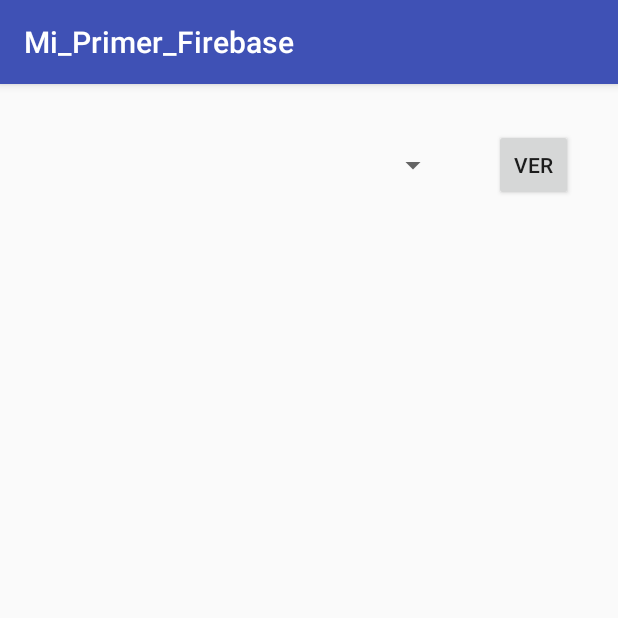
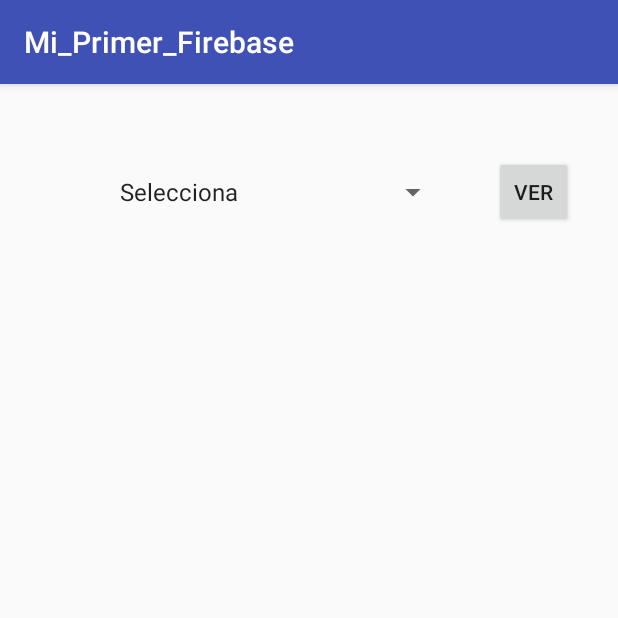
Before and after one commit to MenyScarlet/Mi_Primer_Firebase, an Android app: the EjerParte1Activity screen opened directly, with no data from a screen before it, on a phone screen of 412 x 824 dp, the top half of it. Run offline under Robolectric (Android 15) with nearby library versions, the phone set to English and light mode, and no system bars; our stand-ins replace Firebase (no records; nobody signed in at launch, a user with empty details on screens opened directly).

Commit message:
En el spinner añadir las id de los jugadores y segun cual seleccionemos nos aparezcan los datos abajo al presionar el boton Ver

```diff
--- a/app/src/main/java/com/example/mi_primer_firebase/EjerParte1Activity.java
+++ b/app/src/main/java/com/example/mi_primer_firebase/EjerParte1Activity.java
@@ -2,12 +2,81 @@ package com.example.mi_primer_firebase;
 
 import android.support.v7.app.AppCompatActivity;
 import android.os.Bundle;
+import android.util.Log;
+import android.view.View;
+import android.widget.ArrayAdapter;
+import android.widget.Spinner;
+import android.widget.TextView;
+import android.widget.Toast;
+
+import com.google.firebase.database.DataSnapshot;
+import com.google.firebase.database.DatabaseError;
+import com.google.firebase.database.DatabaseReference;
+import com.google.firebase.database.FirebaseDatabase;
+import com.google.firebase.database.ValueEventListener;
 
 public class EjerParte1Activity extends AppCompatActivity {
+
+    Spinner spid;
+    TextView tvDorsal, tvNombre, tvPosicion, tvSueldo;
+    private DatabaseReference dbRef;
+    private ValueEventListener valueEventListener;
 
     @Override
     protected void onCreate(Bundle savedInstanceState) {
         super.onCreate(savedInstanceState);
         setContentView(R.layout.activity_ejer_parte1);
+
+        tvDorsal = (TextView)findViewById(R.id.tvDorsal);
+        tvNombre = (TextView)findViewById(R.id.tvNombre);
+        tvPosicion = (TextView)findViewById(R.id.tvPosicion);
+        tvSueldo = (TextView)findViewById(R.id.tvSueldo);
+        spid = (Spinner)findViewById(R.id.spid);
+
+        String [] idJugadores = {"Selecciona", "J1", "J2", "J3", "J4"};
+
+        ArrayAdapter<String> adaptador = new ArrayAdapter<String>(this,
+                android.R.layout.simple_expandable_list_item_1,idJugadores);
+
+        spid.setAdapter(adaptador);
+
+    }//FIN onCreate
+
+    public void clickVer (View view){
+
+        String idSelec = spid.getSelectedItem().toString();
+        if (idSelec.equals("Selecciona")){
+            Toast.makeText(getApplicationContext(),
+                    "Debes de seleccionar una ID",
+                    Toast.LENGTH_LONG).show();
+        }else{
+
+            dbRef = FirebaseDatabase.getInstance().getReference()
+                    .child(idSelec);
+
+            valueEventListener = new ValueEventListener() {
+                @Override
+                public void onDataChange(DataSnapshot dataSnapshot) {
+
+                    Jugador jug = dataSnapshot.getValue(Jugador.class);
+                    tvDorsal.setText("Dorsal: " + jug.getDorsal());
+                    tvNombre.setText("Nombre: " + jug.getDorsal());
+                    tvPosicion.setText("Posicion: " + jug.getDorsal());
+                    tvSueldo.setText("Sueldo: " + jug.getDorsal());
+
+                }
+
+                @Override
+                public void onCancelled(DatabaseError databaseError) {
+                    Log.e("Parte1Activity", "DATABASE ERROR");
+                    //Cuando falla el Log nos avisa de que hay error
+
+                }
+            };
+            dbRef.addValueEventListener(valueEventListener);//Base de dato en tiempo real
+            //dbRef.addListenerForSingleValueEvent(valueEventListener);//Si queremos base datos solo haga una carga
+            //dbRef.removeEventListener(valueEventListener);//Destruye la conexion a tiempo real
+
+        }
     }
 }
--- a/app/src/main/java/com/example/mi_primer_firebase/MainActivity.java
+++ b/app/src/main/java/com/example/mi_primer_firebase/MainActivity.java
@@ -25,4 +25,10 @@ public class MainActivity extends AppCompatActivity {
 
     }
 
+    public  void clickEjerPart1 (View view){
+        Intent i= new Intent(getApplicationContext(),EjerParte1Activity.class);
+        startActivity(i);
+
+    }
+
 }
--- a/app/src/main/res/layout/activity_ejer_parte1.xml
+++ b/app/src/main/res/layout/activity_ejer_parte1.xml
@@ -29,7 +29,8 @@
             android:layout_height="wrap_content"
             android:layout_weight="1"
             android:text="Ver"
-            android:layout_margin="10dp"/>
+            android:layout_margin="10dp"
+            android:onClick="clickVer"/>
     </LinearLayout>
 
     <TextView
@@ -54,7 +55,7 @@
         android:layout_margin="20dp"/>
 
     <TextView
-        android:id="@+id/tvPuesto"
+        android:id="@+id/tvSueldo"
         android:layout_width="match_parent"
         android:layout_height="wrap_content"
         android:gravity="center"
--- a/app/src/main/res/layout/activity_main.xml
+++ b/app/src/main/res/layout/activity_main.xml
@@ -19,7 +19,8 @@
         android:id="@+id/button4"
         android:layout_width="match_parent"
         android:layout_height="wrap_content"
-        android:text="EjerParte1" />
+        android:text="EjerParte1"
+        android:onClick="clickEjerPart1"/>
 
     <Button
         android:id="@+id/button3"
```
